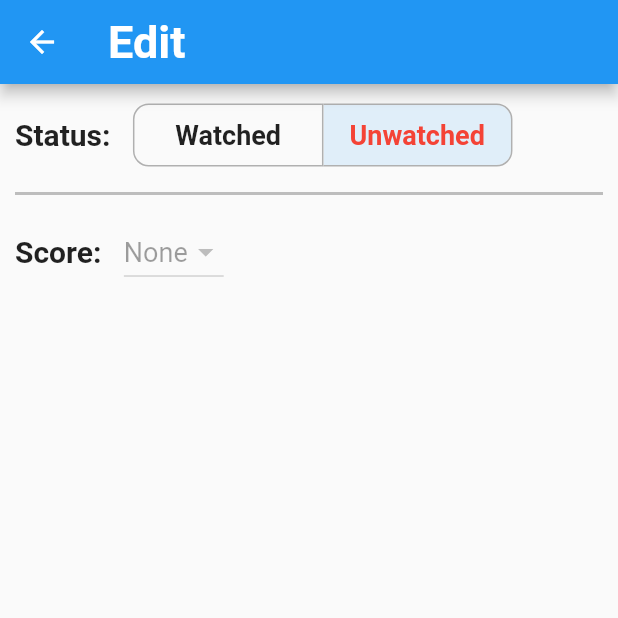
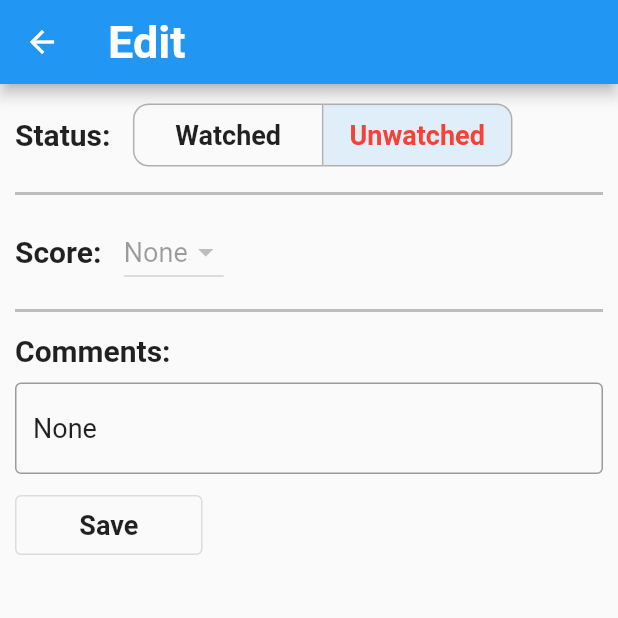
Before and after one commit to zhandrew4/show-tracker, a Flutter app: the ViewShowScreen screen opened directly with empty values, after a tap on the "edit" icon, on a phone screen of 412 x 824 dp, the top half of it. Run offline on Flutter 3.47's test engine with Material 2 defaults, Android fonts, the light colour scheme and no system bars; our stand-ins replace hive_flutter; accounts and stored records are empty.

Commit message:
add text field to edit/save show comments

```diff
--- a/lib/edit_show_screen.dart
+++ b/lib/edit_show_screen.dart
@@ -14,10 +14,13 @@ class _EditShowScreenState extends State<EditShowScreen> {
 
   late List<bool> isSelectedWatched;
 
+  final _commentsTextController = TextEditingController();
+
   @override
   void initState() {
     super.initState();
     isSelectedWatched = <bool>[widget.show.watched, !widget.show.watched];
+    _commentsTextController.text = widget.show.comments ?? "None";
   }
 
   @override
@@ -109,7 +112,7 @@ class _EditShowScreenState extends State<EditShowScreen> {
               DropdownButton<String>(
                 value: widget.show.score == null ? "None" : "${widget.show.score}",
                 icon: const Icon(Icons.arrow_drop_down),
-                elevation: 0,
+                alignment: Alignment.centerLeft,
                 style: Theme.of(context).textTheme.bodyMedium,
                 onChanged: !widget.show.watched ? null : (String? newValue) {
                   setState(() {
@@ -129,6 +132,51 @@ class _EditShowScreenState extends State<EditShowScreen> {
               ),
             ],
           ),
+          Divider(
+            height: 30,
+            thickness: 2,
+            color: Colors.grey.shade400,
+          ),
+
+          // Comments Editor
+          Text(
+            "Comments: ",
+            style: Theme.of(context).textTheme.titleMedium?.copyWith(fontWeight: FontWeight.bold),
+          ),
+          const SizedBox(height: 10),
+          TextField(
+            autocorrect: true,
+            controller: _commentsTextController,
+            minLines: 1,
+            maxLines: null,
+            decoration: const InputDecoration(
+              border: OutlineInputBorder(),
+            ),
+            style: Theme.of(context).textTheme.bodyMedium,
+          ),
+          const SizedBox(height: 10),
+          Align(
+            alignment: Alignment.centerLeft,
+            child: OutlinedButton(
+              style: ButtonStyle(
+                alignment: Alignment.center,
+                fixedSize: MaterialStateProperty.resolveWith<Size?>((Set<MaterialState> states) => const Size(125, 40))
+              ),
+              onPressed: () {
+                setState(() {
+                  if (_commentsTextController.value.text.trim() == "") {
+                    widget.show.comments = null;
+                  } else {
+                    widget.show.comments = _commentsTextController.value.text.trim();
+                  }
+                });
+              },
+              child: Text(
+                "Save",
+                style: Theme.of(context).textTheme.bodyMedium?.copyWith(fontWeight: FontWeight.bold),
+              ),
+            ),
+          ),
         ],
       ),
     );
--- a/lib/view_show_screen.dart
+++ b/lib/view_show_screen.dart
@@ -80,7 +80,7 @@ class _ViewShowScreenState extends State<ViewShowScreen> {
             "Comments:",
             style: Theme.of(context).textTheme.titleMedium?.copyWith(fontWeight: FontWeight.bold),
           ),
-          const SizedBox(height: 5),
+          const SizedBox(height: 10),
           Text(
             widget.show.comments ?? "None",
             style: Theme.of(context).textTheme.bodyMedium,
```
